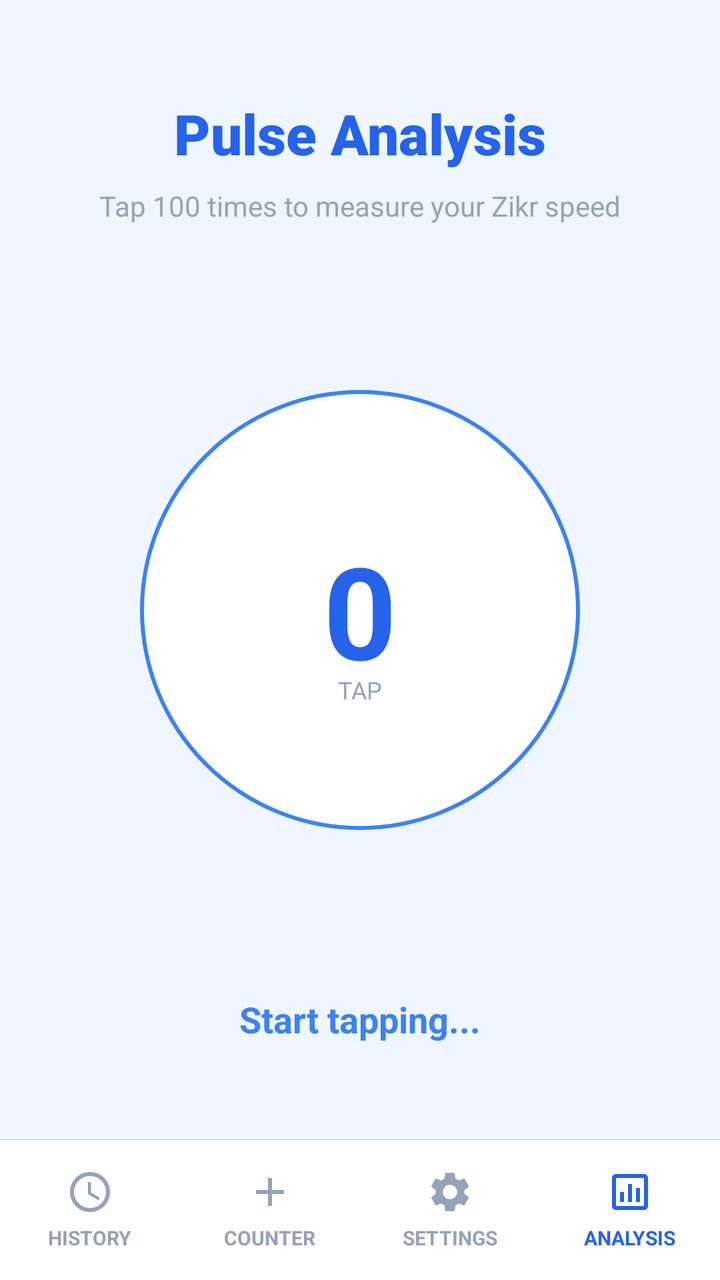
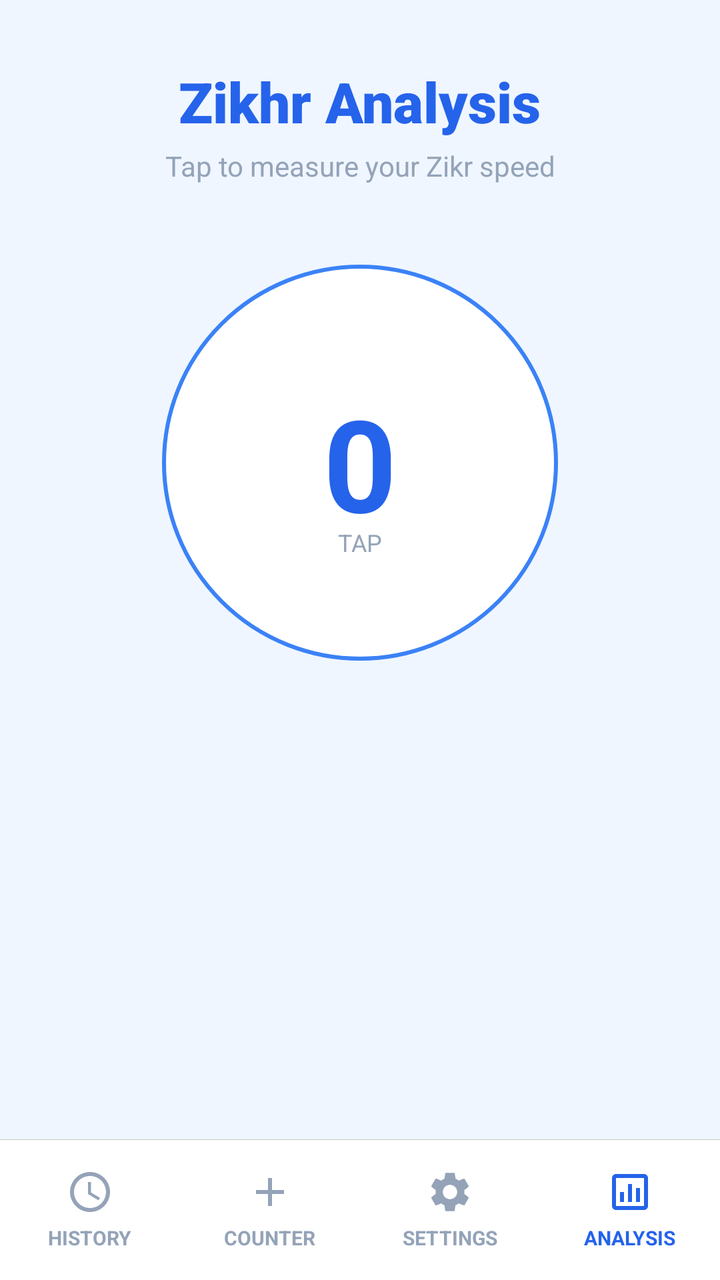

Before-and-after screenshots of an Android layout around one commit, followed by the original layout XML and the change that was made.
<!-- AndroidManifest.xml: application theme Theme.SmartTasbeeh -->
<!-- res/layout/activity_analysis.xml -->
<?xml version="1.0" encoding="utf-8"?>
<androidx.constraintlayout.widget.ConstraintLayout xmlns:android="http://schemas.android.com/apk/res/android"
    xmlns:app="http://schemas.android.com/apk/res-auto"
    xmlns:tools="http://schemas.android.com/tools"
    android:layout_width="match_parent"
    android:layout_height="match_parent"
    android:background="@color/app_background"
    tools:context=".AnalysisActivity">

    
    <TextView
        android:id="@+id/tvTitle"
        android:layout_width="wrap_content"
        android:layout_height="wrap_content"
        android:text="Pulse Analysis"
        android:textColor="@color/tasbeeh_blue_primary"
        android:textSize="28sp"
        android:fontFamily="sans-serif-black"
        android:layout_marginTop="48dp"
        app:layout_constraintTop_toTopOf="parent"
        app:layout_constraintStart_toStartOf="parent"
        app:layout_constraintEnd_toEndOf="parent"/>

    <TextView
        android:id="@+id/tvSubtitle"
        android:layout_width="wrap_content"
        android:layout_height="wrap_content"
        android:text="Tap 100 times to measure your Zikr speed"
        android:textColor="@color/hint_text"
        android:textSize="14sp"
        android:layout_marginTop="8dp"
        app:layout_constraintTop_toBottomOf="@id/tvTitle"
        app:layout_constraintStart_toStartOf="parent"
        app:layout_constraintEnd_toEndOf="parent"/>

    
    <FrameLayout
        android:id="@+id/btnTap"
        android:layout_width="260dp"
        android:layout_height="260dp"
        app:layout_constraintTop_toBottomOf="@id/tvSubtitle"
        app:layout_constraintBottom_toTopOf="@id/tvStats"
        app:layout_constraintStart_toStartOf="parent"
        app:layout_constraintEnd_toEndOf="parent">

        
        <ProgressBar
            android:id="@+id/progressBar"
            android:layout_width="match_parent"
            android:layout_height="match_parent"
            android:indeterminate="false"
            android:progressDrawable="@drawable/circular_progress"
            android:background="@null"
            style="?android:attr/progressBarStyleHorizontal"
            android:max="100"
            android:progress="0"
            android:rotation="-90"/>

        
        <View
            android:layout_width="match_parent"
            android:layout_height="match_parent"
            android:layout_margin="20dp"
            android:background="@drawable/bg_circle_button" />

        
        <TextView
            android:id="@+id/tvCount"
            android:layout_width="wrap_content"
            android:layout_height="wrap_content"
            android:layout_gravity="center"
            android:text="0"
            android:textSize="64sp"
            android:textStyle="bold"
            android:textColor="@color/tasbeeh_blue_primary"/>
            
        <TextView
             android:id="@+id/tvTapHint"
             android:layout_width="wrap_content"
             android:layout_height="wrap_content"
             android:layout_gravity="center"
             android:text="TAP"
             android:textSize="12sp"
             android:textColor="@color/hint_text"
             android:translationY="40dp"/>

        
        <View
            android:layout_width="match_parent"
            android:layout_height="match_parent"
            android:layout_margin="20dp"
            android:background="?attr/selectableItemBackgroundBorderless" 
            android:clickable="false"
            android:focusable="false"/>
            
    </FrameLayout>
    
    
    <TextView
        android:id="@+id/tvStats"
        android:layout_width="wrap_content"
        android:layout_height="wrap_content"
        android:text="Start tapping..."
        android:textColor="@color/tasbeeh_blue_accent"
        android:textSize="18sp"
        android:textStyle="bold"
        android:gravity="center"
        android:layout_marginBottom="48dp"
        app:layout_constraintBottom_toTopOf="@id/bottomNavDivider"
        app:layout_constraintStart_toStartOf="parent"
        app:layout_constraintEnd_toEndOf="parent"/>
        
    <Button
        android:id="@+id/btnResetAnalysis"
        android:layout_width="wrap_content"
        android:layout_height="wrap_content"
        android:text="Reset"
        android:visibility="invisible"
        android:layout_marginBottom="16dp"
        app:layout_constraintBottom_toTopOf="@id/tvStats"
        app:layout_constraintEnd_toEndOf="parent"
        app:layout_constraintStart_toStartOf="parent"/>


    
    <View
        android:id="@+id/bottomNavDivider"
        android:layout_width="match_parent"
        android:layout_height="0.1dp"
        android:background="#ccc"
        app:layout_constraintBottom_toTopOf="@id/bottomNav"/>

    <LinearLayout
        android:id="@+id/bottomNav"
        android:layout_width="match_parent"
        android:layout_height="70dp"
        android:background="@color/nav_bg"
        android:orientation="horizontal"
        android:weightSum="4"
        android:baselineAligned="false"
        app:layout_constraintBottom_toBottomOf="parent">

        
        <LinearLayout
            android:id="@+id/btnNavHistory"
            android:layout_width="0dp"
            android:layout_height="match_parent"
            android:layout_weight="1"
            android:orientation="vertical"
            android:gravity="center"
            android:clickable="true"
            android:focusable="true"
            android:background="?attr/selectableItemBackground">
            <ImageView
                android:layout_width="24dp"
                android:layout_height="24dp"
                android:src="@drawable/ic_clock"
                app:tint="@color/nav_text_unselected"/>
            <TextView
                android:layout_width="wrap_content"
                android:layout_height="wrap_content"
                android:text="HISTORY"
                android:textSize="10sp"
                android:textStyle="bold"
                android:textColor="@color/nav_text_unselected"
                android:layout_marginTop="4dp"/>
        </LinearLayout>

        
        <LinearLayout
            android:id="@+id/btnNavCounter"
            android:layout_width="0dp"
            android:layout_height="match_parent"
            android:layout_weight="1"
            android:orientation="vertical"
            android:gravity="center"
            android:clickable="true"
            android:focusable="true"
            android:background="?attr/selectableItemBackground">
            <ImageView
                android:layout_width="24dp"
                android:layout_height="24dp"
                android:src="@drawable/ic_add"
                app:tint="@color/nav_text_unselected"/>
            <TextView
                android:layout_width="wrap_content"
                android:layout_height="wrap_content"
                android:text="COUNTER"
                android:textSize="10sp"
                android:textStyle="bold"
                android:textColor="@color/nav_text_unselected"
                android:layout_marginTop="4dp"/>
        </LinearLayout>

        
        <LinearLayout
            android:id="@+id/btnNavSettings"
            android:layout_width="0dp"
            android:layout_height="match_parent"
            android:layout_weight="1"
            android:orientation="vertical"
            android:gravity="center"
            android:clickable="true"
            android:focusable="true"
            android:background="?attr/selectableItemBackground">
            <ImageView
                android:layout_width="24dp"
                android:layout_height="24dp"
                android:src="@drawable/ic_settings"
                app:tint="@color/nav_text_unselected"/>
            <TextView
                android:layout_width="wrap_content"
                android:layout_height="wrap_content"
                android:text="SETTINGS"
                android:textSize="10sp"
                android:textStyle="bold"
                android:textColor="@color/nav_text_unselected"
                android:layout_marginTop="4dp"/>
        </LinearLayout>
        
        
        <LinearLayout
            android:layout_width="0dp"
            android:layout_height="match_parent"
            android:layout_weight="1"
            android:orientation="vertical"
            android:gravity="center">
            <ImageView
                android:layout_width="24dp"
                android:layout_height="24dp"
                android:src="@drawable/ic_analysis"
                app:tint="@color/nav_text_selected"/>
            <TextView
                android:layout_width="wrap_content"
                android:layout_height="wrap_content"
                android:text="ANALYSIS"
                android:textSize="10sp"
                android:textStyle="bold"
                android:textColor="@color/nav_text_selected"
                android:layout_marginTop="4dp"/>
        </LinearLayout>

    </LinearLayout>

</androidx.constraintlayout.widget.ConstraintLayout>
<!-- resources referenced by this layout -->
<resources>
  <color name="app_background">@color/background_light</color>
  <color name="hint_text">#94A3B8</color>
  <color name="nav_bg">#FFFFFF</color>
  <color name="nav_text_selected">#2563EB</color>
  <color name="nav_text_unselected">#94A3B8</color>
  <color name="tasbeeh_blue_accent">#3B82F6</color>
  <color name="tasbeeh_blue_primary">#2563EB</color>
  <!-- drawable bg_circle_button (drawable) -->
  <?xml version="1.0" encoding="utf-8"?>
  <shape xmlns:android="http://schemas.android.com/apk/res/android"
      android:shape="oval">
      <solid android:color="@color/card_background" />
      <stroke
          android:width="2dp"
          android:color="@color/tasbeeh_blue_accent" />
  </shape>
  <!-- drawable ic_add (drawable) -->
  <vector xmlns:android="http://schemas.android.com/apk/res/android"
      android:width="24dp"
      android:height="24dp"
      android:viewportWidth="24"
      android:viewportHeight="24">
      <path
        android:fillColor="@android:color/white"
        android:pathData="M19,13h-6v6h-2v-6H5v-2h6V5h2v6h6v2z"/>
  </vector>
  <!-- drawable ic_analysis (drawable) -->
  <vector xmlns:android="http://schemas.android.com/apk/res/android"
      android:width="24dp"
      android:height="24dp"
      android:viewportWidth="24"
      android:viewportHeight="24">
    <path
        android:fillColor="#FF000000"
        android:pathData="M19,3H5C3.9,3 3,3.9 3,5v14c0,1.1 0.9,2 2,2h14c1.1,0 2,-0.9 2,-2V5C21,3.9 20.1,3 19,3zM19,19H5V5h14V19zM7,12h2v5H7V12zM11,8h2v9h-2V8zM15,10h2v7h-2V10z"/>
  </vector>
  <!-- drawable ic_clock (drawable) -->
  <vector xmlns:android="http://schemas.android.com/apk/res/android"
      android:width="24dp"
      android:height="24dp"
      android:viewportWidth="24.0"
      android:viewportHeight="24.0">
      <path
          android:fillColor="@android:color/white"
          android:pathData="M11.99,2C6.47,2 2,6.48 2,12s4.47,10 9.99,10C17.52,22 22,17.52 22,12S17.52,2 11.99,2zM12,20c-4.42,0 -8,-3.58 -8,-8s3.58,-8 8,-8 8,3.58 8,8 -3.58,8 -8,8zM12.5,7H11v6l5.25,3.15 0.75,-1.23 -4.5,-2.67z"/>
  </vector>
  <style name="Theme.SmartTasbeeh" parent="Base.Theme.SmartTasbeeh" />
  <color name="background_light">#EFF6FF</color>
  <color name="card_background">#FFFFFF</color>
  <style name="Base.Theme.SmartTasbeeh" parent="Theme.Material3.DayNight.NoActionBar">
          <item name="colorPrimary">@color/tasbeeh_blue_primary</item>
          <item name="colorPrimaryVariant">@color/tasbeeh_blue_dark</item>
          <item name="colorOnPrimary">@color/white</item>
  
          <item name="android:statusBarColor">@color/tasbeeh_blue_dark</item>
          <item name="android:windowLightStatusBar">false</item>
  
          <item name="android:windowBackground">@color/background_light</item>
          <item name="android:textColor">@color/text_primary</item>
      </style>
  <color name="tasbeeh_blue_dark">#1E3A8A</color>
  <color name="white">#FFFFFFFF</color>
  <color name="text_primary">#0F172A</color>
  <!-- unchanged entries left out for length: 2 -->
</resources>

<!-- the commit's change to res/layout/activity_analysis.xml (unified diff, before → after) -->
@@ -12,11 +12,11 @@
         android:id="@+id/tvTitle"
         android:layout_width="wrap_content"
         android:layout_height="wrap_content"
-        android:text="Pulse Analysis"
+        android:text="Zikhr Analysis"
         android:textColor="@color/tasbeeh_blue_primary"
         android:textSize="28sp"
         android:fontFamily="sans-serif-black"
-        android:layout_marginTop="48dp"
+        android:layout_marginTop="32dp"
         app:layout_constraintTop_toTopOf="parent"
         app:layout_constraintStart_toStartOf="parent"
         app:layout_constraintEnd_toEndOf="parent"/>
@@ -25,21 +25,22 @@
         android:id="@+id/tvSubtitle"
         android:layout_width="wrap_content"
         android:layout_height="wrap_content"
-        android:text="Tap 100 times to measure your Zikr speed"
+        android:text="Tap to measure your Zikr speed"
         android:textColor="@color/hint_text"
         android:textSize="14sp"
-        android:layout_marginTop="8dp"
+        android:layout_marginTop="4dp"
         app:layout_constraintTop_toBottomOf="@id/tvTitle"
         app:layout_constraintStart_toStartOf="parent"
         app:layout_constraintEnd_toEndOf="parent"/>
 
+    
     
     <FrameLayout
         android:id="@+id/btnTap"
-        android:layout_width="260dp"
-        android:layout_height="260dp"
+        android:layout_width="230dp"
+        android:layout_height="230dp"
+        android:layout_marginTop="24dp"
         app:layout_constraintTop_toBottomOf="@id/tvSubtitle"
-        app:layout_constraintBottom_toTopOf="@id/tvStats"
         app:layout_constraintStart_toStartOf="parent"
         app:layout_constraintEnd_toEndOf="parent">
 
@@ -60,7 +61,7 @@
         <View
             android:layout_width="match_parent"
             android:layout_height="match_parent"
-            android:layout_margin="20dp"
+            android:layout_margin="16dp"
             android:background="@drawable/bg_circle_button" />
 
         
@@ -83,43 +84,139 @@
              android:textSize="12sp"
              android:textColor="@color/hint_text"
              android:translationY="40dp"/>
+             
+        
+         <TextView
+             android:id="@+id/tvPausedOverlay"
+             android:layout_width="wrap_content"
+             android:layout_height="wrap_content"
+             android:layout_gravity="center"
+             android:text="PAUSED"
+             android:textSize="18sp"
+             android:textStyle="bold"
+             android:textColor="@color/tasbeeh_blue_accent"
+             android:background="#DDFFFFFF"
+             android:padding="8dp"
+             android:visibility="gone"/>
 
         
         <View
+            android:id="@+id/tapActionView"
             android:layout_width="match_parent"
             android:layout_height="match_parent"
-            android:layout_margin="20dp"
+            android:layout_margin="16dp"
             android:background="?attr/selectableItemBackgroundBorderless" 
-            android:clickable="false"
-            android:focusable="false"/>
+            android:clickable="true"
+            android:focusable="true"/>
             
     </FrameLayout>
     
     
-    <TextView
-        android:id="@+id/tvStats"
+    <LinearLayout
+        android:id="@+id/controlsRow"
         android:layout_width="wrap_content"
         android:layout_height="wrap_content"
-        android:text="Start tapping..."
-        android:textColor="@color/tasbeeh_blue_accent"
-        android:textSize="18sp"
-        android:textStyle="bold"
+        android:orientation="horizontal"
         android:gravity="center"
-        android:layout_marginBottom="48dp"
+        android:layout_marginTop="16dp"
+        app:layout_constraintTop_toBottomOf="@id/btnTap"
+        app:layout_constraintStart_toStartOf="parent"
+        app:layout_constraintEnd_toEndOf="parent">
+        
+        
+        <com.google.android.material.floatingactionbutton.FloatingActionButton
+            android:id="@+id/fabPause"
+            android:layout_width="wrap_content"
+            android:layout_height="wrap_content"
+            android:src="@drawable/ic_pause"
+            app:backgroundTint="@color/tasbeeh_blue_primary"
+            app:tint="@android:color/white"
+            app:fabSize="normal"
+            android:layout_marginEnd="16dp"
+            android:visibility="invisible"/> 
+
+    </LinearLayout>
+    
+    
+    <LinearLayout
+         android:id="@+id/layoutPauseOptions"
+         android:layout_width="wrap_content"
+         android:layout_height="wrap_content"
+         android:orientation="horizontal"
+         android:visibility="gone"
+         android:layout_marginTop="12dp"
+         app:layout_constraintTop_toBottomOf="@id/controlsRow"
+         app:layout_constraintStart_toStartOf="parent"
+         app:layout_constraintEnd_toEndOf="parent">
+         
+         <Button
+             android:id="@+id/btnResetAnalysis"
+             android:layout_width="wrap_content"
+             android:layout_height="wrap_content"
+             android:text="Reset"
+             android:layout_marginEnd="16dp"/>
+
+         <Button
+             android:id="@+id/btnShowReport"
+             android:layout_width="wrap_content"
+             android:layout_height="wrap_content"
+             android:text="Report"/>
+    </LinearLayout>
+
+
+    
+    <ScrollView
+        android:id="@+id/scrollReport"
+        android:layout_width="0dp"
+        android:layout_height="0dp"
+        android:layout_marginTop="8dp"
+        android:layout_marginBottom="8dp"
+        android:layout_marginStart="16dp"
+        android:layout_marginEnd="16dp"
+        android:visibility="invisible"
+        app:layout_constraintTop_toBottomOf="@id/layoutPauseOptions"
         app:layout_constraintBottom_toTopOf="@id/bottomNavDivider"
         app:layout_constraintStart_toStartOf="parent"
-        app:layout_constraintEnd_toEndOf="parent"/>
-        
-    <Button
-        android:id="@+id/btnResetAnalysis"
-        android:layout_width="wrap_content"
-        android:layout_height="wrap_content"
-        android:text="Reset"
-        android:visibility="invisible"
-        android:layout_marginBottom="16dp"
-        app:layout_constraintBottom_toTopOf="@id/tvStats"
-        app:layout_constraintEnd_toEndOf="parent"
-        app:layout_constraintStart_toStartOf="parent"/>
+        app:layout_constraintEnd_toEndOf="parent">
+        
+        <LinearLayout
+            android:id="@+id/reportContent"
+            android:layout_width="match_parent"
+            android:layout_height="wrap_content"
+            android:orientation="vertical">
+            
+            <TextView
+                android:id="@+id/tvReportSummary"
+                android:layout_width="match_parent"
+                android:layout_height="wrap_content"
+                android:text="Summary Stats"
+                android:textAlignment="center"
+                android:textStyle="bold"
+                android:textSize="16sp"
+                android:textColor="@color/tasbeeh_blue_primary"
+                android:paddingBottom="8dp"/>
+                
+            
+            <FrameLayout
+                android:id="@+id/graphContainer"
+                android:layout_width="match_parent"
+                android:layout_height="150dp"
+                android:background="#10000000"
+                android:layout_marginBottom="12dp">
+                
+            </FrameLayout>
+
+            <TextView
+                android:id="@+id/tvReportDetails"
+                android:layout_width="match_parent"
+                android:layout_height="wrap_content"
+                android:text="Details..."
+                android:fontFamily="monospace"
+                android:textSize="12sp"
+                android:textColor="@color/count_text_color"/>
+                
+        </LinearLayout>
+    </ScrollView>
 
 
     
<!-- resource entries referenced after the edit -->
@@ -1,6 +1,7 @@
 <!-- resources referenced by this layout -->
 <resources>
   <color name="app_background">@color/background_light</color>
+  <color name="count_text_color">#2563EB</color>
   <color name="hint_text">#94A3B8</color>
   <color name="nav_bg">#FFFFFF</color>
   <color name="nav_text_selected">#2563EB</color>
@@ -46,6 +47,17 @@
           android:fillColor="@android:color/white"
           android:pathData="M11.99,2C6.47,2 2,6.48 2,12s4.47,10 9.99,10C17.52,22 22,17.52 22,12S17.52,2 11.99,2zM12,20c-4.42,0 -8,-3.58 -8,-8s3.58,-8 8,-8 8,3.58 8,8 -3.58,8 -8,8zM12.5,7H11v6l5.25,3.15 0.75,-1.23 -4.5,-2.67z"/>
   </vector>
+  <!-- drawable ic_pause (drawable) -->
+  <vector xmlns:android="http://schemas.android.com/apk/res/android"
+      android:width="24dp"
+      android:height="24dp"
+      android:viewportWidth="24"
+      android:viewportHeight="24"
+      android:tint="?attr/colorControlNormal">
+    <path
+        android:fillColor="@android:color/white"
+        android:pathData="M6,19h4V5H6v14zM14,5v14h4V5h-4z"/>
+  </vector>
   <style name="Theme.SmartTasbeeh" parent="Base.Theme.SmartTasbeeh" />
   <color name="background_light">#EFF6FF</color>
   <color name="card_background">#FFFFFF</color>
